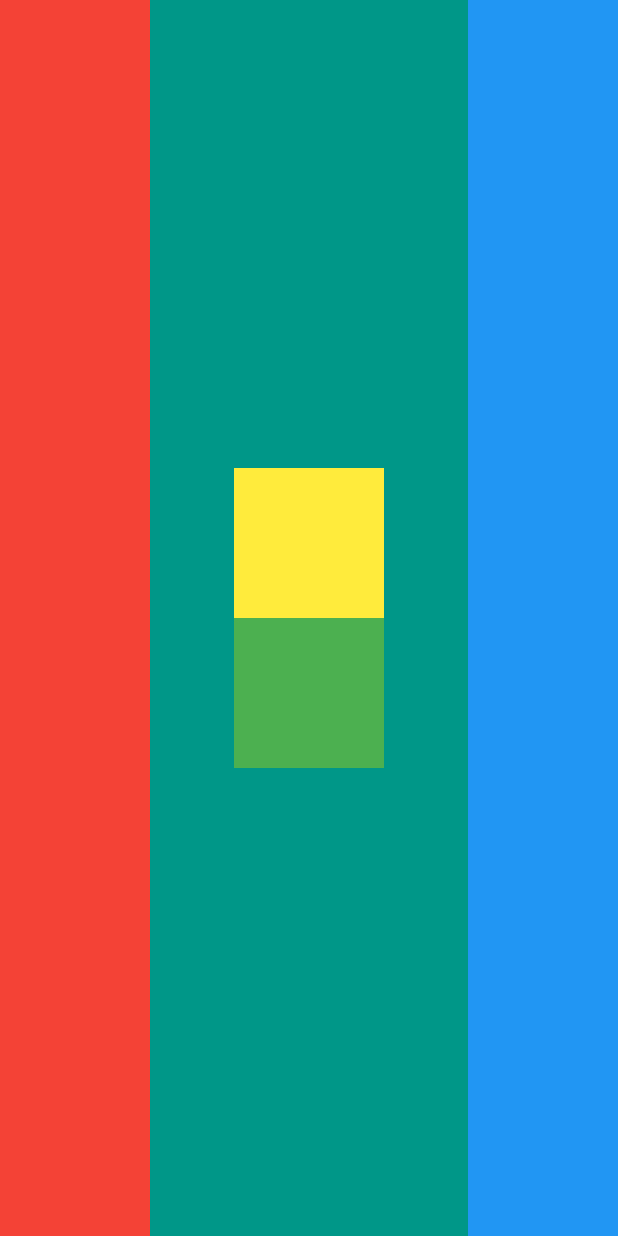
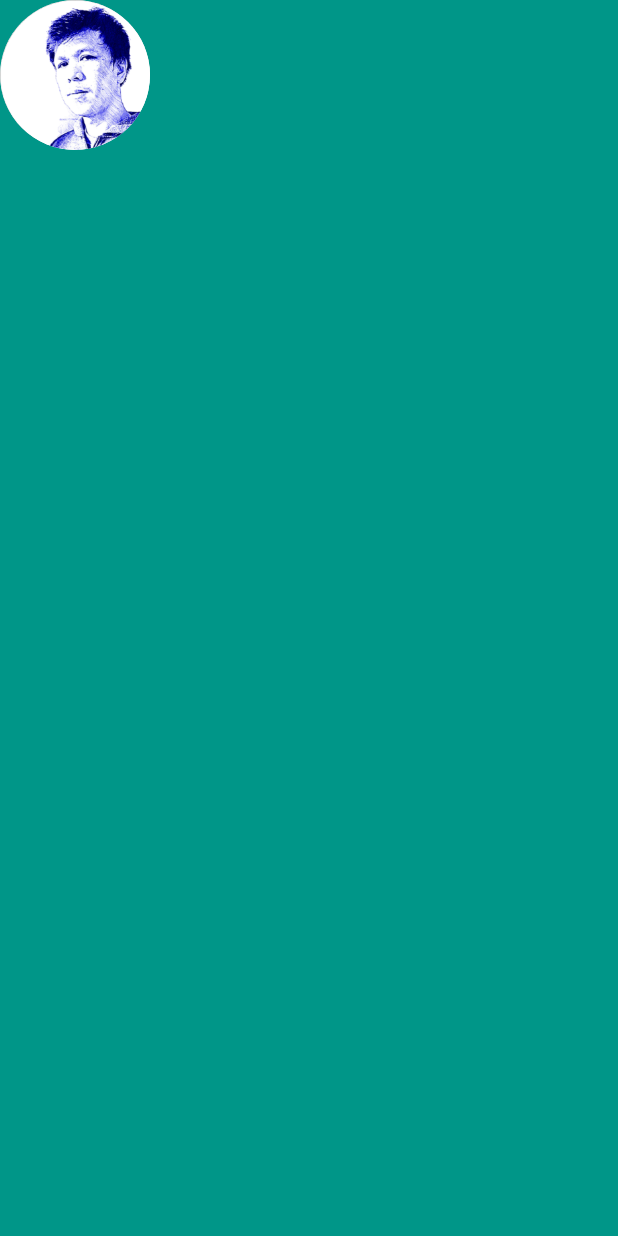
Before and after one commit to jess-alejo/flutter-mi_card, a Flutter app: the screen it shows after launch, on a phone screen of 412 x 824 dp. Run offline on Flutter 3.47's test engine with Material 2 defaults, Android fonts, the phone set to English and light mode, and no system bars.

Commit message:
Tapping into Widget Properties

```diff
--- a/lib/main.dart
+++ b/lib/main.dart
@@ -9,33 +9,18 @@ class MyApp extends StatelessWidget {
 
   @override
   Widget build(BuildContext context) {
-    return MaterialApp(
+    return const MaterialApp(
       home: Scaffold(
         backgroundColor: Colors.teal,
         body: SafeArea(
-          child: Row(
-            mainAxisAlignment: MainAxisAlignment.spaceBetween,
+          child: Column(
             children: [
-              Container(
-                color: Colors.red,
-                width: 100,
+              CircleAvatar(
+                backgroundColor: Colors.white,
+                radius: 50,
+                backgroundImage:
+                    AssetImage("assets/images/avatar_jess_alejo.png"),
               ),
-              Column(
-                mainAxisAlignment: MainAxisAlignment.center,
-                children: [
-                  Container(
-                    width: 100,
-                    height: 100,
-                    color: Colors.yellow,
-                  ),
-                  Container(
-                    width: 100,
-                    height: 100,
-                    color: Colors.green,
-                  )
-                ],
-              ),
-              Container(width: 100, color: Colors.blue),
             ],
           ),
         ),
```
Also changed, not shown: pubspec.yaml (+2 -29 lines), assets/images/avatar_jess_alejo.png (added).
